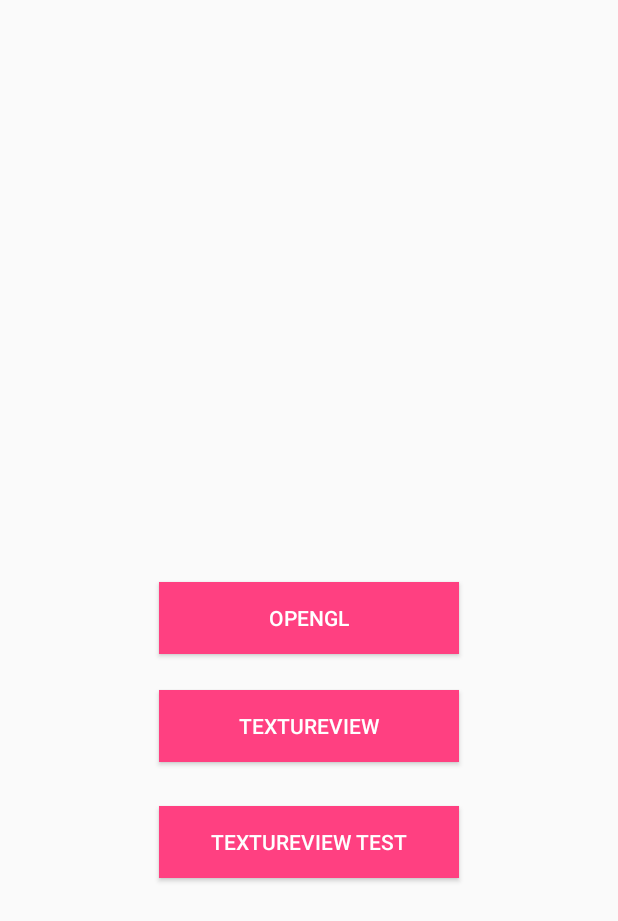
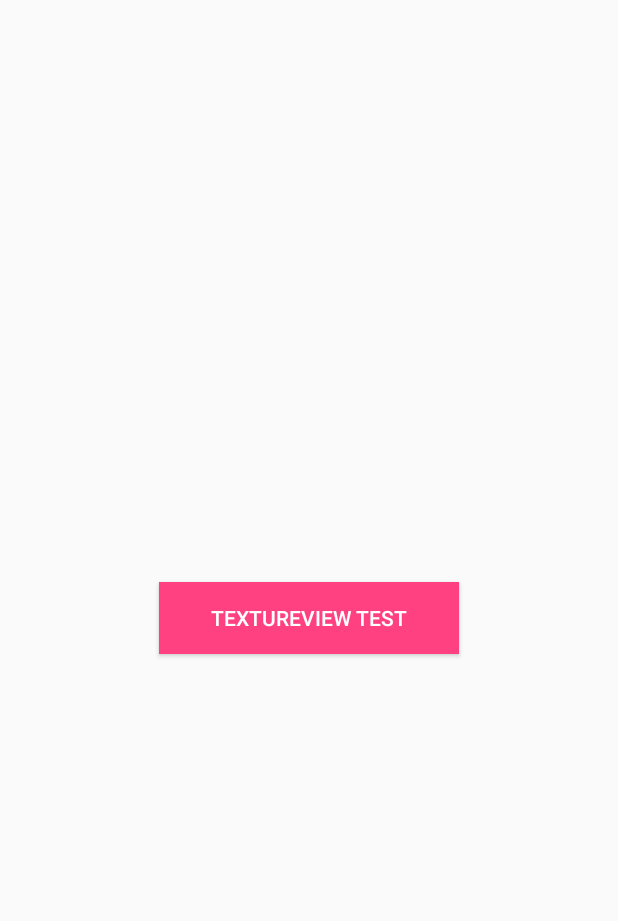
Before and after one commit to shibakaneki/LFunWrapper, an Android app: the screen it shows after launch (MenuActivity), on a phone screen of 412 x 824 dp. Shown: the top 921 px of the screen. Run offline under Robolectric (Android 15) with nearby library versions, the phone set to English and light mode, and no system bars; our stand-ins replace ButterKnife; libraries missing offline, so code that uses them is left out: com.squareup.leakcanary.

Commit message:
- Removed unnecessary buttons.

```diff
--- a/glcheckuptest/src/main/java/ch/shibastudio/glcheckuptest/renderers/AbstractTextureRenderer.java
+++ b/glcheckuptest/src/main/java/ch/shibastudio/glcheckuptest/renderers/AbstractTextureRenderer.java
@@ -94,6 +94,7 @@ public abstract class AbstractTextureRenderer implements ITextureRenderer, Textu
 	}
 
 	private static class RenderThread extends Thread{
+		private final static String THREAD_NAME = "Texture Render Thread";
 		private SurfaceTexture surface;
 
 		private EGL10 egl;
@@ -110,6 +111,7 @@ public abstract class AbstractTextureRenderer implements ITextureRenderer, Textu
 		private boolean isCurrentContextSet = false;
 
 		public RenderThread(SurfaceTexture surface, @NonNull ITextureRenderer renderer){
+			setName(THREAD_NAME);
 			this.surface = surface;
 			this.textureRenderer = renderer;
 		}
--- a/glcheckuptest/src/main/java/ch/shibastudio/glcheckuptest/renderers/CheckupTextureRenderer.java
+++ b/glcheckuptest/src/main/java/ch/shibastudio/glcheckuptest/renderers/CheckupTextureRenderer.java
@@ -26,7 +26,6 @@ import ch.shibastudio.glcheckuptest.entities.TargetGuideArrowEntity;
 import ch.shibastudio.glcheckuptest.entities.TargetGuideRectEntity;
 import ch.shibastudio.glcheckuptest.programs.LiquidShaderProgram;
 import ch.shibastudio.glcheckuptest.utils.OpenGLUtils;
-import ch.shibastudio.liquidwrapper.DebugUtils;
 import ch.shibastudio.liquidwrapper.collision.shapes.PolygonShape;
 import ch.shibastudio.liquidwrapper.common.Vec2;
 import ch.shibastudio.liquidwrapper.dynamics.Body;
@@ -63,8 +62,8 @@ public class CheckupTextureRenderer extends AbstractTextureRenderer {
 	private final static float WORLD_TOP = 10f;
 	private final static float WORLD_BOTTOM = 0f;
 	private final static float WORLD_HEIGHT = WORLD_TOP - WORLD_BOTTOM;
-	private final static int MAX_PARTICLES = 100000;//1000;//000;
-	private final static int NEW_PARTICLE_COUNT = 7;//4;
+	private final static int MAX_PARTICLES = 100000;
+	private final static int NEW_PARTICLE_COUNT = 7;
 	private final static float GROUND_Y = 538f/640f;
 	private final static float GROUND_H = 20f/640f;
 	private final static float HOLE_W = 50f/360f;
--- a/glcheckuptest/src/main/res/layout/activity_menu.xml
+++ b/glcheckuptest/src/main/res/layout/activity_menu.xml
@@ -11,7 +11,8 @@
         android:textColor="@android:color/white"
         android:text="@string/menu_button_gl"
         android:layout_centerVertical="true"
-        android:layout_centerHorizontal="true"/>
+        android:layout_centerHorizontal="true"
+        android:visibility="gone"/>
 
     <Button
         android:id="@+id/textureButton"
@@ -22,17 +23,17 @@
         android:text="@string/menu_button_texture"
         android:layout_below="@+id/glButton"
         android:layout_alignStart="@+id/glButton"
-        android:layout_marginTop="24dp"/>
+        android:layout_marginTop="24dp"
+        android:visibility="gone"/>
 
     <Button
         android:id="@+id/textureTestButton"
+        android:layout_width="200dp"
         android:layout_height="48dp"
-        android:layout_width="200dp"
+        android:layout_centerHorizontal="true"
+        android:layout_centerVertical="true"
         android:background="@color/colorAccent"
-        android:textColor="@android:color/white"
         android:text="@string/menu_button_texture_test"
-        android:layout_marginTop="29dp"
-        android:layout_below="@+id/textureButton"
-        android:layout_alignStart="@+id/textureButton"/>
+        android:textColor="@android:color/white"/>
 
 </RelativeLayout>
```
